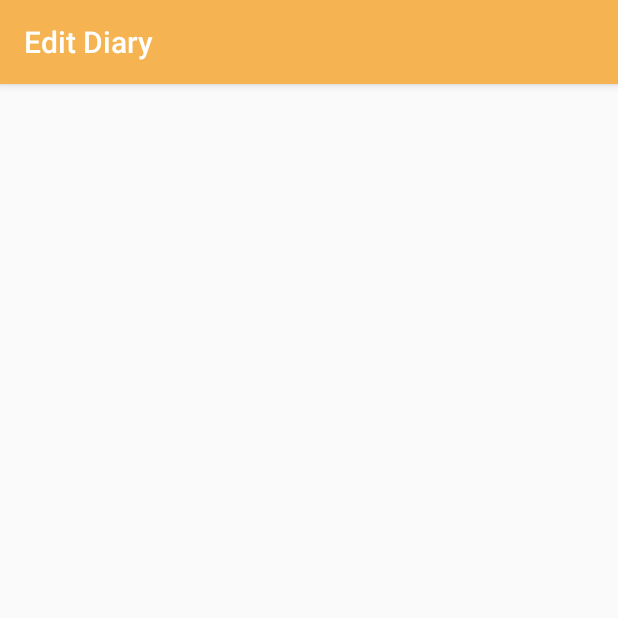
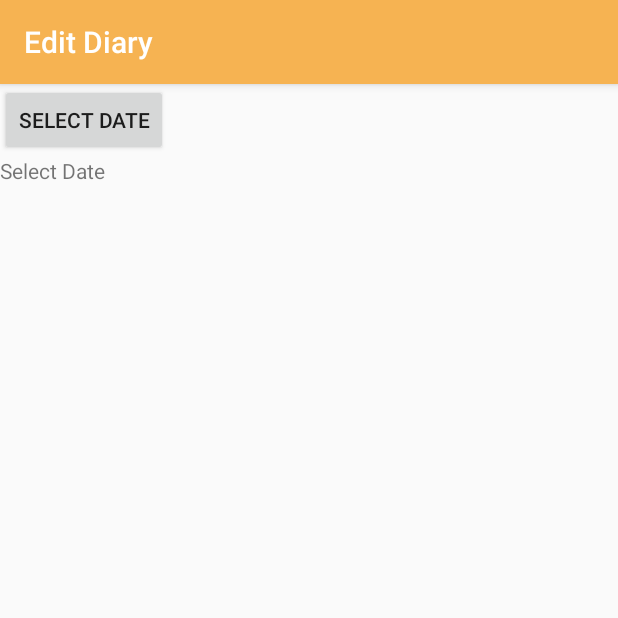
Before and after one commit to davidmorrison1981/AndroidProject, an Android app: the screen it shows after launch (EditDiary), in the options menu, after a tap on "Edit Diary", on a phone screen of 412 x 824 dp, the top half of it. Run offline under Robolectric (Android 15) with nearby library versions, the phone set to English and light mode, and no system bars.

Commit message:
date popup

```diff
--- a/app/src/main/java/com/example/user/myfatnessbully/MainActivity.java
+++ b/app/src/main/java/com/example/user/myfatnessbully/MainActivity.java
@@ -7,6 +7,7 @@ import android.support.design.widget.FloatingActionButton;
 import android.support.design.widget.Snackbar;
 import android.support.v7.app.AppCompatActivity;
 import android.support.v7.widget.Toolbar;
+import android.util.Log;
 import android.view.View;
 import android.view.Menu;
 import android.view.MenuItem;
@@ -15,8 +16,8 @@ import android.widget.EditText;
 import android.widget.TextView;
 
 public class MainActivity extends AppCompatActivity {
-    Button mSaveUsername;
-    EditText mUsername;
+    Button mSaveUserButton;
+    EditText mUsernameInput;
     TextView mSavedText;
 
     @Override
@@ -26,29 +27,30 @@ public class MainActivity extends AppCompatActivity {
         Toolbar toolbar = (Toolbar) findViewById(R.id.toolbar);
         setSupportActionBar(toolbar);
 
-        mUsername = (EditText) findViewById(R.id.username);
-        mSaveUsername = (Button) findViewById(R.id.saveUsername);
+        mUsernameInput = (EditText) findViewById(R.id.username);
+        mSaveUserButton = (Button) findViewById(R.id.saveUsername);
         mSavedText = (TextView) findViewById(R.id.saved_text);
         mSavedText.setVisibility(View.INVISIBLE);
 
+
         final String savedText = SavedTextPreferences.getStoredText(this);
         if (savedText != null && !savedText.isEmpty()) {
-            mSaveUsername.setVisibility(View.VISIBLE);
-            mUsername.setVisibility(View.VISIBLE);
+            mSaveUserButton.setVisibility(View.INVISIBLE);
+            mUsernameInput.setVisibility(View.INVISIBLE);
             mSavedText.setText(savedText);
-            mSavedText.setVisibility(View.INVISIBLE);
+            mSavedText.setVisibility(View.VISIBLE);
         }
 
-        mSaveUsername.setOnClickListener(new View.OnClickListener() {
+        mSaveUserButton.setOnClickListener(new View.OnClickListener() {
             @Override
             public void onClick(View v) {
-                String textToSave = mUsername.getText().toString();
-                mSaveUsername.setVisibility(View.INVISIBLE);
-                mUsername.setVisibility(View.INVISIBLE);
+                String textToSave = mUsernameInput.getText().toString();
+                mSaveUserButton.setVisibility(View.INVISIBLE);
+                mUsernameInput.setVisibility(View.INVISIBLE);
                 mSavedText.setVisibility(View.VISIBLE);
                 mSavedText.setText(textToSave);
                 Context context = v.getContext();
-                SavedTextPreferences.setStoredText(context, savedText);
+                SavedTextPreferences.setStoredText(context, textToSave);
             }
         });
 
--- a/app/src/main/res/layout/activity_main.xml
+++ b/app/src/main/res/layout/activity_main.xml
@@ -51,7 +51,9 @@
         android:id="@+id/saved_text"
         android:layout_width="wrap_content"
         android:layout_height="wrap_content"
+        android:layout_marginTop="100dp"
         android:textSize="50dp"
-        android:text="@string/saved_text"/>
+        android:text="@string/saved_text"
+        android:paddingLeft="125dp" />
 
 </android.support.design.widget.CoordinatorLayout>
--- a/app/src/main/res/layout/diary_edit.xml
+++ b/app/src/main/res/layout/diary_edit.xml
@@ -4,4 +4,15 @@
     android:layout_width="match_parent"
     android:layout_height="match_parent">
 
+    <Button
+        android:layout_width="wrap_content"
+        android:layout_height="wrap_content"
+        android:text="@string/pick_date"
+        android:onClick="showDatePickerDialog" />
+
+    <TextView
+        android:layout_width="wrap_content"
+        android:layout_height="wrap_content"
+        android:text="@string/pick_date"/>
+
 </LinearLayout>
--- a/app/src/main/res/values/strings.xml
+++ b/app/src/main/res/values/strings.xml
@@ -1,5 +1,5 @@
 <resources>
-    <string name="app_name">Androids Dont Eat</string>
+    <string name="app_name">Androids Dont Eat Carbs</string>
     <string name="action_settings">Summary Page</string>
     <string name="goals">Set Goals</string>
     <string name="diary_main">Home </string>
@@ -7,4 +7,5 @@
     <string name="username">username</string>
     <string name="saveUsername"> Save</string>
     <string name="saved_text">saved_text</string>
+    <string name="pick_date">Select Date</string>
 </resources>
```
Also changed, not shown: app/src/main/java/com/example/user/myfatnessbully/EditDiary.java (+34 -7 lines).
